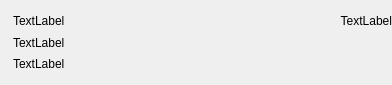
First picture: the form in src/gui/ui/transactionframe.ui, repository ConcealNetwork/conceal-desktop, before the edit.
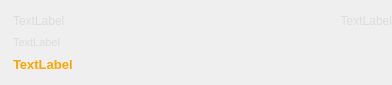
Second picture: the form after the edit.

```diff
--- a/src/gui/ui/transactionframe.ui
+++ b/src/gui/ui/transactionframe.ui
@@ -28,6 +28,9 @@
   <property name="autoFillBackground">
    <bool>true</bool>
   </property>
+  <property name="styleSheet">
+   <string notr="true">color: #ddd;</string>
+  </property>
   <property name="frameShape">
    <enum>QFrame::NoFrame</enum>
   </property>
@@ -116,7 +119,7 @@
        <property name="font">
         <font>
          <family>Arial</family>
-         <pointsize>9</pointsize>
+         <pointsize>8</pointsize>
         </font>
        </property>
        <property name="styleSheet">
@@ -141,9 +144,14 @@
        <property name="font">
         <font>
          <family>Arial</family>
-         <pointsize>9</pointsize>
+         <pointsize>10</pointsize>
+         <weight>75</weight>
+         <bold>true</bold>
         </font>
        </property>
+       <property name="styleSheet">
+        <string notr="true">color: orange;</string>
+       </property>
        <property name="text">
         <string>TextLabel</string>
        </property>
```
